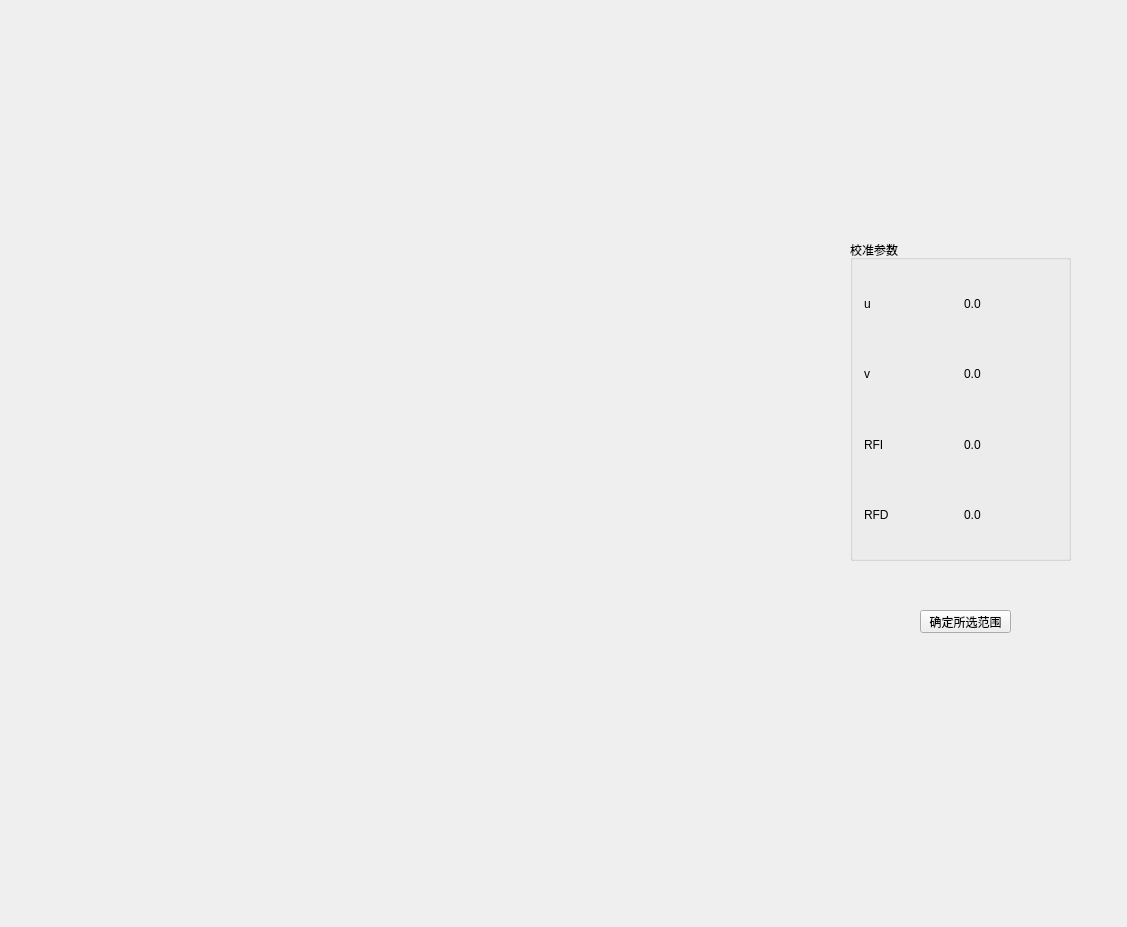
T1mu/Evolving, file 03_Project/01_Code/calibration_test2/calibration_test1/calibration_test1.ui: the form before one commit.
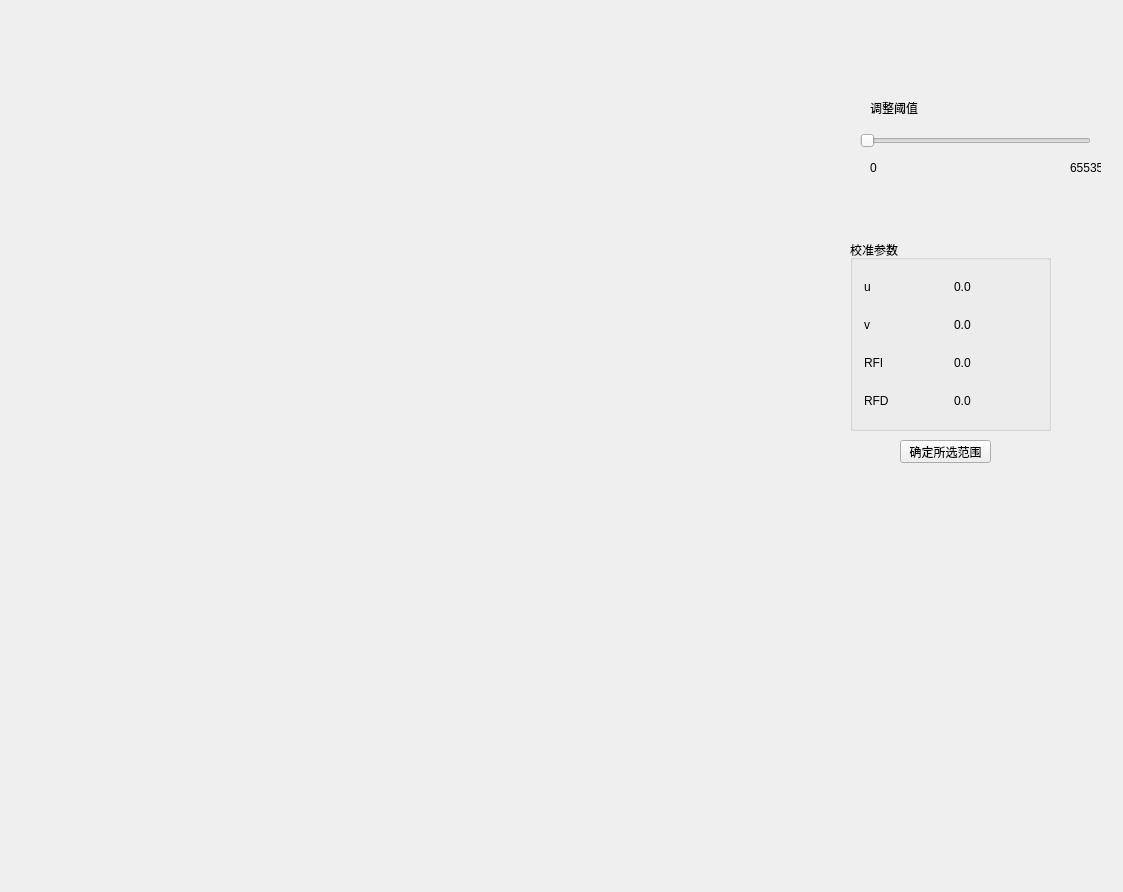
The form after the commit.

Commit message: 增加手动设置的阈值调整小球显示

The edit to the form file:
```diff
--- a/03_Project/01_Code/calibration_test2/calibration_test1/calibration_test1.ui
+++ b/03_Project/01_Code/calibration_test2/calibration_test1/calibration_test1.ui
@@ -6,8 +6,8 @@
    <rect>
     <x>0</x>
     <y>0</y>
-    <width>1127</width>
-    <height>927</height>
+    <width>1123</width>
+    <height>892</height>
    </rect>
   </property>
   <property name="windowTitle">
@@ -19,8 +19,8 @@
    </property>
    <property name="geometry">
     <rect>
-     <x>920</x>
-     <y>610</y>
+     <x>900</x>
+     <y>440</y>
      <width>91</width>
      <height>23</height>
     </rect>
@@ -40,8 +40,8 @@
     <rect>
      <x>850</x>
      <y>240</y>
-     <width>221</width>
-     <height>321</height>
+     <width>201</width>
+     <height>191</height>
     </rect>
    </property>
    <property name="title">
@@ -135,6 +135,74 @@
     <string/>
    </property>
   </widget>
+  <widget class="QSlider" name="threshSlider">
+   <property name="geometry">
+    <rect>
+     <x>860</x>
+     <y>130</y>
+     <width>231</width>
+     <height>22</height>
+    </rect>
+   </property>
+   <property name="maximum">
+    <number>65535</number>
+   </property>
+   <property name="orientation">
+    <enum>Qt::Horizontal</enum>
+   </property>
+  </widget>
+  <widget class="QLabel" name="label_3">
+   <property name="geometry">
+    <rect>
+     <x>870</x>
+     <y>100</y>
+     <width>71</width>
+     <height>16</height>
+    </rect>
+   </property>
+   <property name="text">
+    <string>调整阈值</string>
+   </property>
+  </widget>
+  <widget class="QLabel" name="label_4">
+   <property name="geometry">
+    <rect>
+     <x>870</x>
+     <y>160</y>
+     <width>71</width>
+     <height>16</height>
+    </rect>
+   </property>
+   <property name="text">
+    <string>0</string>
+   </property>
+  </widget>
+  <widget class="QLabel" name="label_8">
+   <property name="geometry">
+    <rect>
+     <x>1070</x>
+     <y>160</y>
+     <width>31</width>
+     <height>16</height>
+    </rect>
+   </property>
+   <property name="text">
+    <string>65535</string>
+   </property>
+  </widget>
+  <widget class="QLabel" name="threshValue">
+   <property name="geometry">
+    <rect>
+     <x>940</x>
+     <y>100</y>
+     <width>54</width>
+     <height>12</height>
+    </rect>
+   </property>
+   <property name="text">
+    <string/>
+   </property>
+  </widget>
  </widget>
  <layoutdefault spacing="6" margin="11"/>
  <resources>
```
The commit also changes 3 other files.
